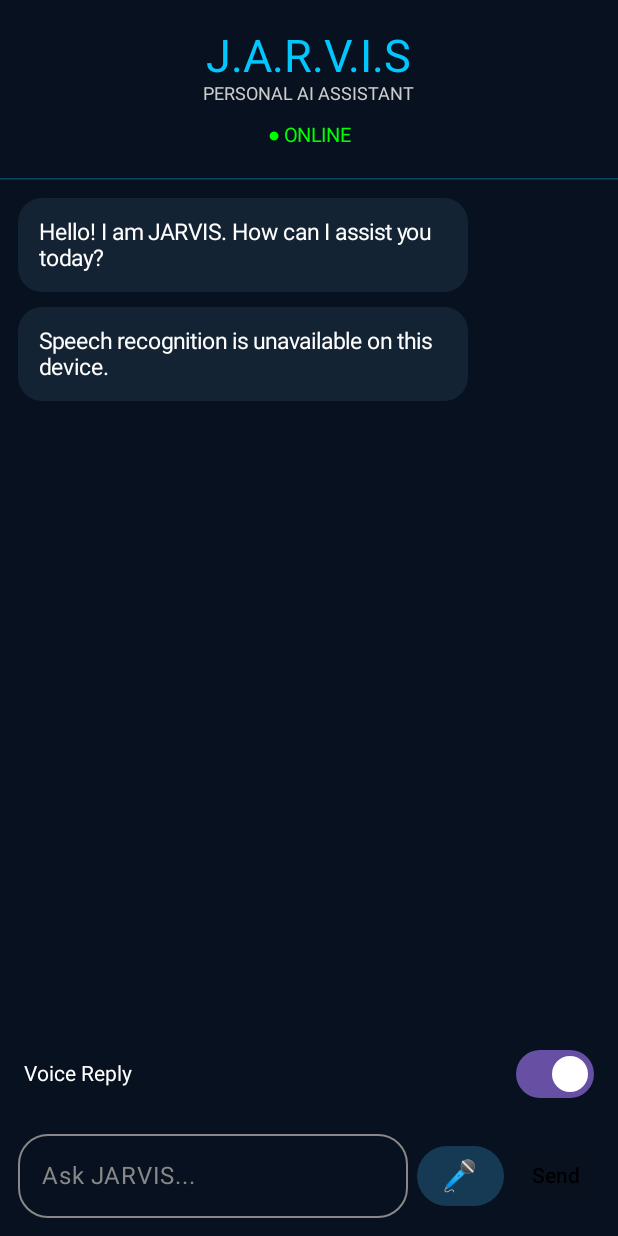
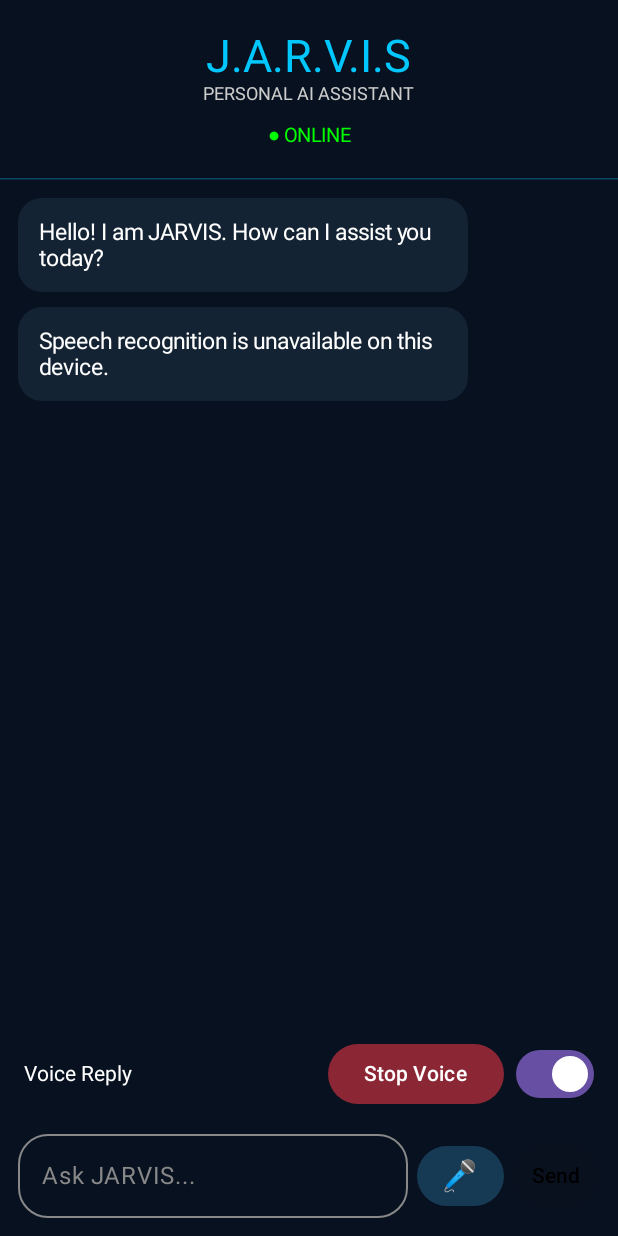
Before and after one commit to basudevkalta8-pixel/JARVIS-Android, an Android app built with Jetpack Compose: the screen it shows after launch (MainActivity), after a tap on an icon or button, on a phone screen of 412 x 824 dp. Run offline under Robolectric (Android 15) with nearby library versions, the phone set to English and light mode, and no system bars.

Commit message:
Update MainActivity.kt

```diff
--- a/app/src/main/java/com/jarvis/assistant/MainActivity.kt
+++ b/app/src/main/java/com/jarvis/assistant/MainActivity.kt
@@ -54,39 +54,37 @@ private val bg = Color(0xFF07111F)
 @Composable
 fun JarvisApp() {
 
-    // FIX: LocalContext is inside the Composable
 val context = LocalContext.current
 
 var input by remember { mutableStateOf("") }
 var loading by remember { mutableStateOf(false) }
 var listening by remember { mutableStateOf(false) }
 var voiceReplyEnabled by remember { mutableStateOf(true) }
+var ttsReady by remember { mutableStateOf(false) }
 
 val scope = rememberCoroutineScope()
+val listState = rememberLazyListState()
 
 val messages = remember {
     mutableStateListOf(
-            ChatMessage(
-                "Hello! I am JARVIS. How can I assist you today?",
-                false
-            )
+        ChatMessage("Hello! I am JARVIS. How can I assist you today?", false)
     )
 }
 
-    val history = remember {
-        mutableStateListOf<JSONObject>()
-    }
-
-    val listState = rememberLazyListState()
+val history = remember { mutableStateListOf<JSONObject>() }
 
 var tts by remember { mutableStateOf<TextToSpeech?>(null) }
-    var ttsReady by remember { mutableStateOf(false) }
 
-    // Text-to-Speech setup
+// TEXT TO SPEECH INITIALIZATION
 DisposableEffect(context) {
+
     val engine = TextToSpeech(context) { status ->
         if (status == TextToSpeech.SUCCESS) {
-                ttsReady = true
+            tts?.let {
+                val result = it.setLanguage(Locale("hi", "IN"))
+                ttsReady = result != TextToSpeech.LANG_MISSING_DATA &&
+                        result != TextToSpeech.LANG_NOT_SUPPORTED
+            }
         }
     }
 
@@ -98,7 +96,7 @@ fun JarvisApp() {
     }
 }
 
-    // Speech recognition launcher
+// SPEECH RECOGNITION
 val speechLauncher = rememberLauncherForActivityResult(
     ActivityResultContracts.StartActivityForResult()
 ) { result ->
@@ -112,53 +110,16 @@ fun JarvisApp() {
 
         if (!spokenText.isNullOrBlank()) {
             input = spokenText
+            sendSpokenMessage(spokenText)
         }
     }
 }
 
-    // Start listening
-    fun startListening() {
-
-        if (!SpeechRecognizer.isRecognitionAvailable(context)) {
-            messages.add(
-                ChatMessage(
-                    "Speech recognition is unavailable on this device.",
-                    false
-                )
-            )
-            return
-        }
-
-        val intent = Intent(RecognizerIntent.ACTION_RECOGNIZE_SPEECH).apply {
-            putExtra(
-                RecognizerIntent.EXTRA_LANGUAGE_MODEL,
-                RecognizerIntent.LANGUAGE_MODEL_FREE_FORM
-            )
-            putExtra(RecognizerIntent.EXTRA_LANGUAGE, "hi-IN")
-            putExtra(RecognizerIntent.EXTRA_PROMPT, "Speak to JARVIS")
-            putExtra(RecognizerIntent.EXTRA_MAX_RESULTS, 3)
-        }
-
-        listening = true
-        speechLauncher.launch(intent)
-    }
-
-    // Speak AI response
+// SPEAK AI RESPONSE
 fun speakText(text: String) {
-
     if (!voiceReplyEnabled || !ttsReady) return
 
-        val engine = tts ?: return
-
-        val languageResult = engine.setLanguage(Locale("hi", "IN"))
-
-        if (languageResult == TextToSpeech.LANG_MISSING_DATA ||
-            languageResult == TextToSpeech.LANG_NOT_SUPPORTED
-        ) {
-            engine.setLanguage(Locale.US)
-        }
-
-        engine.speak(
+    tts?.speak(
         text,
         TextToSpeech.QUEUE_FLUSH,
         null,
@@ -166,11 +127,12 @@ fun JarvisApp() {
     )
 }
 
-    // Send message to AI
-    fun sendMessage(question: String) {
+// SEND MESSAGE
+fun sendSpokenMessage(question: String) {
 
     if (question.isBlank() || loading) return
 
+    input = ""
     messages.add(ChatMessage(question, true))
 
     history.add(
@@ -187,12 +149,7 @@ fun JarvisApp() {
 
         if (result.startsWith("ERROR:")) {
 
-                messages.add(
-                    ChatMessage(
-                        result.removePrefix("ERROR:"),
-                        false
-                    )
-                )
+            messages.add(ChatMessage(result.removePrefix("ERROR:"), false))
 
             if (history.isNotEmpty()) {
                 history.removeAt(history.lastIndex)
@@ -219,6 +176,25 @@ fun JarvisApp() {
     }
 }
 
+// MICROPHONE
+fun startListening() {
+
+    if (!SpeechRecognizer.isRecognitionAvailable(context)) {
+        messages.add(ChatMessage("Speech recognition is unavailable on this device.", false))
+        return
+    }
+
+    val intent = Intent(RecognizerIntent.ACTION_RECOGNIZE_SPEECH).apply {
+        putExtra(RecognizerIntent.EXTRA_LANGUAGE_MODEL, RecognizerIntent.LANGUAGE_MODEL_FREE_FORM)
+        putExtra(RecognizerIntent.EXTRA_LANGUAGE, "hi-IN")
+        putExtra(RecognizerIntent.EXTRA_PROMPT, "Speak to JARVIS")
+        putExtra(RecognizerIntent.EXTRA_MAX_RESULTS, 1)
+    }
+
+    listening = true
+    speechLauncher.launch(intent)
+}
+
 Surface(
     modifier = Modifier.fillMaxSize(),
     color = bg
@@ -228,23 +204,12 @@ fun JarvisApp() {
 
         // HEADER
         Column(
-                modifier = Modifier
-                    .fillMaxWidth()
-                    .padding(20.dp),
+            modifier = Modifier.fillMaxWidth().padding(20.dp),
             horizontalAlignment = Alignment.CenterHorizontally
         ) {
 
-                Text(
-                    text = "J.A.R.V.I.S",
-                    fontSize = 30.sp,
-                    color = blue
-                )
-
-                Text(
-                    text = "PERSONAL AI ASSISTANT",
-                    fontSize = 12.sp,
-                    color = Color.LightGray
-                )
+            Text("J.A.R.V.I.S", fontSize = 30.sp, color = blue)
+            Text("PERSONAL AI ASSISTANT", fontSize = 12.sp, color = Color.LightGray)
 
             Spacer(modifier = Modifier.height(12.dp))
 
@@ -254,10 +219,7 @@ fun JarvisApp() {
                     loading -> "● THINKING..."
                     else -> "● ONLINE"
                 },
-                    color = when {
-                        listening || loading -> Color.Yellow
-                        else -> Color.Green
-                    },
+                color = if (listening || loading) Color.Yellow else Color.Green,
                 fontSize = 13.sp
             )
         }
@@ -267,10 +229,7 @@ fun JarvisApp() {
         // CHAT
         LazyColumn(
             state = listState,
-                modifier = Modifier
-                    .weight(1f)
-                    .fillMaxWidth()
-                    .padding(12.dp),
+            modifier = Modifier.weight(1f).fillMaxWidth().padding(12.dp),
             verticalArrangement = Arrangement.spacedBy(10.dp)
         ) {
 
@@ -280,28 +239,27 @@ fun JarvisApp() {
 
             if (loading) {
                 item {
-                        Text(
-                            text = "JARVIS is thinking...",
-                            color = blue,
-                            modifier = Modifier.padding(8.dp)
-                        )
+                    Text("JARVIS is thinking...", color = blue, modifier = Modifier.padding(8.dp))
                 }
             }
         }
 
-            // VOICE REPLY SWITCH
+        // VOICE SETTINGS
         Row(
-                modifier = Modifier
-                    .fillMaxWidth()
-                    .padding(horizontal = 16.dp, vertical = 4.dp),
+            modifier = Modifier.fillMaxWidth().padding(horizontal = 16.dp, vertical = 4.dp),
             verticalAlignment = Alignment.CenterVertically
         ) {
 
-                Text(
-                    text = "Voice Reply",
-                    color = Color.White,
-                    modifier = Modifier.weight(1f)
-                )
+            Text("Voice Reply", color = Color.White, modifier = Modifier.weight(1f))
+
+            Button(
+                onClick = { tts?.stop() },
+                colors = ButtonDefaults.buttonColors(containerColor = Color(0xFF8B2635))
+            ) {
+                Text("Stop Voice")
+            }
+
+            Spacer(modifier = Modifier.width(8.dp))
 
             Switch(
                 checked = voiceReplyEnabled,
@@ -314,9 +272,7 @@ fun JarvisApp() {
 
         // INPUT AREA
         Row(
-                modifier = Modifier
-                    .fillMaxWidth()
-                    .padding(12.dp),
+            modifier = Modifier.fillMaxWidth().padding(12.dp),
             verticalAlignment = Alignment.CenterVertically
         ) {
 
@@ -324,9 +280,7 @@ fun JarvisApp() {
                 value = input,
                 onValueChange = { input = it },
                 modifier = Modifier.weight(1f),
-                    placeholder = {
-                        Text("Ask JARVIS...", color = Color.Gray)
-                    },
+                placeholder = { Text("Ask JARVIS...", color = Color.Gray) },
                 colors = OutlinedTextFieldDefaults.colors(
                     focusedTextColor = Color.White,
                     unfocusedTextColor = Color.White,
@@ -340,13 +294,10 @@ fun JarvisApp() {
 
             Spacer(modifier = Modifier.width(6.dp))
 
-                // MIC BUTTON
             Button(
                 onClick = { startListening() },
                 enabled = !loading && !listening,
-                    colors = ButtonDefaults.buttonColors(
-                        containerColor = Color(0xFF163A54)
-                    ),
+                colors = ButtonDefaults.buttonColors(containerColor = Color(0xFF163A54)),
                 contentPadding = PaddingValues(horizontal = 12.dp)
             ) {
                 Text("🎤", fontSize = 20.sp)
@@ -354,19 +305,15 @@ fun JarvisApp() {
 
             Spacer(modifier = Modifier.width(6.dp))
 
-                // SEND BUTTON
             Button(
                 onClick = {
                     val question = input.trim()
                     if (question.isNotEmpty()) {
-                            input = ""
-                            sendMessage(question)
+                        sendSpokenMessage(question)
                     }
                 },
                 enabled = !loading && input.isNotBlank(),
-                    colors = ButtonDefaults.buttonColors(
-                        containerColor = blue
-                    ),
+                colors = ButtonDefaults.buttonColors(containerColor = blue),
                 contentPadding = PaddingValues(horizontal = 12.dp)
             ) {
                 Text("Send", color = Color.Black)
@@ -374,20 +321,17 @@ fun JarvisApp() {
         }
     }
 }
+
 }
 
-// OpenRouter AI connection
-suspend fun askOpenRouter(
-    history: List<JSONObject>
-): String = withContext(Dispatchers.IO) {
+// OPENROUTER API
+suspend fun askOpenRouter(history: List<JSONObject>): String = withContext(Dispatchers.IO) {
 
 try {
 
     val apiKey = BuildConfig.OPENROUTER_API_KEY
 
-        if (apiKey.isBlank()) {
-            return@withContext "ERROR: OpenRouter API key missing."
-        }
+    if (apiKey.isBlank()) return@withContext "ERROR: OpenRouter API key missing."
 
     val messagesArray = JSONArray()
 
@@ -399,23 +343,18 @@ suspend fun askOpenRouter(
                 "You are JARVIS, an intelligent personal AI assistant. " +
                         "Be friendly, smart, natural and helpful. " +
                         "Reply in Hindi, Hinglish or English according to the user. " +
-                    "Keep answers clear and conversational. " +
-                    "Never pretend to perform actions you cannot perform."
+                        "Keep answers clear and conversational. Never pretend to perform actions you cannot perform."
             )
     )
 
-        history.forEach {
-            messagesArray.put(it)
-        }
+    history.forEach { messagesArray.put(it) }
 
     val json = JSONObject()
         .put("model", "openrouter/free")
         .put("messages", messagesArray)
         .put("temperature", 0.7)
 
-        val body = json.toString().toRequestBody(
-            "application/json".toMediaType()
-        )
+    val body = json.toString().toRequestBody("application/json".toMediaType())
 
     val request = Request.Builder()
         .url("https://openrouter.ai/api/v1/chat/completions")
@@ -438,41 +377,30 @@ suspend fun askOpenRouter(
             .getJSONObject("message")
             .getString("content")
 
-            result.trim().ifEmpty {
-                "I received an empty response."
-            }
+        result.trim().ifEmpty { "I received an empty response." }
     }
 
 } catch (e: Exception) {
     "ERROR: Connection failed. Please check internet."
 }
+
 }
 
 // CHAT BUBBLE
 @Composable
 fun ChatBubble(message: ChatMessage) {
 
-    val bubbleColor = if (message.isUser) {
-        Color(0xFF123B58)
-    } else {
-        Color(0xFF142333)
-    }
+val bubbleColor = if (message.isUser) Color(0xFF123B58) else Color(0xFF142333)
 
 Column(
     modifier = Modifier.fillMaxWidth(),
-        horizontalAlignment = if (message.isUser) {
-            Alignment.End
-        } else {
-            Alignment.Start
-        }
+    horizontalAlignment = if (message.isUser) Alignment.End else Alignment.Start
 ) {
 
     Card(
         modifier = Modifier.widthIn(max = 300.dp),
         shape = RoundedCornerShape(16.dp),
-            colors = CardDefaults.cardColors(
-                containerColor = bubbleColor
-            )
+        colors = CardDefaults.cardColors(containerColor = bubbleColor)
     ) {
 
         Text(
@@ -483,4 +411,5 @@ fun ChatBubble(message: ChatMessage) {
         )
     }
 }
+
 }
```
Lines whose indentation alone changed are shown as unchanged.
